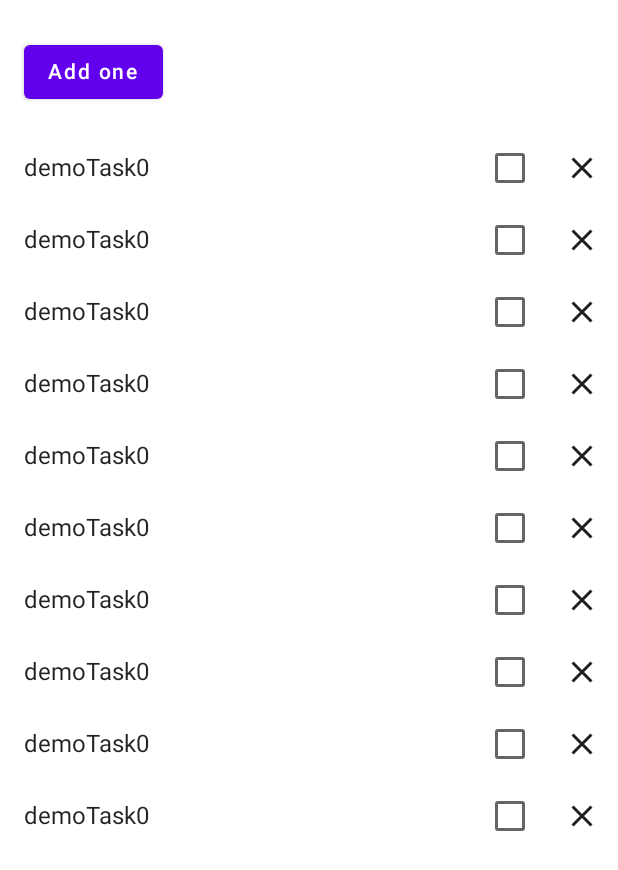
After one commit to Matyi98/MSc-Onlab1, an Android app built with Jetpack Compose: the ShoppingListActivity screen opened directly, with no data from a screen before it, on a phone screen of 412 x 824 dp. The commit adds this screen. Shown: the top 870 px of the screen. Run offline under Robolectric (Android 15) with nearby library versions, the phone set to English and light mode, and no system bars; our stand-ins replace accompanist.

Commit message:
Multiple shopping list possibilities, Code refactoring, Design corrects

```diff
--- a/Android-Studio/FamilyOrganiser/app/src/main/java/hu/matyi/familyorganiser/components/secondOptionButton.kt
+++ b/Android-Studio/FamilyOrganiser/app/src/main/java/hu/matyi/familyorganiser/components/secondOptionButton.kt
@@ -20,6 +20,7 @@ fun secondOptionButton(context: Context, text: String, intent: Intent) {
         onClick = {
             context.startActivity(intent)
             (context as Activity).overridePendingTransition(R.anim.slide_in_up, R.anim.slide_out_up)
+
         },
         modifier = Modifier
             .fillMaxWidth()
--- a/Android-Studio/FamilyOrganiser/app/src/main/java/hu/matyi/familyorganiser/views/createFamilyForm/CreateFamilyHandler.kt
+++ b/Android-Studio/FamilyOrganiser/app/src/main/java/hu/matyi/familyorganiser/views/createFamilyForm/CreateFamilyHandler.kt
@@ -1,4 +1,5 @@
 package hu.matyi.familyorganiser.views.createFamilyForm
 
 class CreateFamilyHandler {
+
 }
--- a/Android-Studio/FamilyOrganiser/app/src/main/java/hu/matyi/familyorganiser/views/familyMenu/FamilyMenuActivity.kt
+++ b/Android-Studio/FamilyOrganiser/app/src/main/java/hu/matyi/familyorganiser/views/familyMenu/FamilyMenuActivity.kt
@@ -83,4 +83,5 @@ private fun Screen() {
             }
         }
     }
+
 }
--- /dev/null
+++ b/Android-Studio/FamilyOrganiser/app/src/main/java/hu/matyi/familyorganiser/views/shoppingList/ShoppingActivity.kt
@@ -0,0 +1,25 @@
+package hu.matyi.familyorganiser.views.shoppingList
+
+import android.os.Bundle
+import androidx.activity.ComponentActivity
+import androidx.activity.compose.setContent
+import androidx.compose.runtime.Composable
+import hu.matyi.familyorganiser.ui.theme.FamilyOrganiserTheme
+import hu.matyi.familyorganiser.views.shoppingList.fragment.ShoppingTab
+
+
+class ShoppingListActivity : ComponentActivity() {
+    override fun onCreate(savedInstanceState: Bundle?) {
+        super.onCreate(savedInstanceState)
+        setContent {
+            FamilyOrganiserTheme {
+                Screen()
+            }
+        }
+    }
+}
+
+@Composable
+private fun Screen() {
+    ShoppingTab()
+}
--- /dev/null
+++ b/Android-Studio/FamilyOrganiser/app/src/main/java/hu/matyi/familyorganiser/views/shoppingList/fragment/ShoppingListActivity.kt
@@ -0,0 +1,129 @@
+package hu.matyi.familyorganiser.views.shoppingList.fragment
+import android.annotation.SuppressLint
+import android.app.Activity
+import android.os.Bundle
+import androidx.activity.ComponentActivity
+import androidx.activity.compose.setContent
+import androidx.compose.foundation.Image
+import androidx.compose.foundation.background
+import androidx.compose.foundation.layout.*
+import androidx.compose.foundation.shape.RoundedCornerShape
+import androidx.compose.material.*
+import androidx.compose.ui.Modifier
+import androidx.compose.ui.graphics.Color
+import androidx.compose.ui.platform.LocalContext
+import androidx.compose.ui.res.stringResource
+import androidx.compose.ui.text.font.FontWeight
+import androidx.compose.ui.unit.dp
+import androidx.compose.ui.unit.sp
+import hu.matyi.familyorganiser.R
+import hu.matyi.familyorganiser.components.welcomText
+import hu.matyi.familyorganiser.ui.theme.FamilyOrganiserTheme
+import android.graphics.Bitmap
+import android.content.Context
+import android.graphics.BitmapFactory
+import android.util.Base64
+import androidx.compose.ui.graphics.asImageBitmap
+import java.io.*
+import java.lang.Exception
+import android.content.Context.MODE_PRIVATE
+import android.content.Intent
+
+import android.content.SharedPreferences
+import androidx.activity.compose.BackHandler
+import androidx.compose.foundation.border
+import androidx.compose.foundation.lazy.LazyColumn
+import androidx.compose.foundation.lazy.items
+import androidx.compose.foundation.shape.CircleShape
+import androidx.compose.material.icons.Icons
+import androidx.compose.material.icons.filled.Close
+import androidx.compose.runtime.*
+import androidx.compose.ui.Alignment
+import androidx.compose.ui.draw.clip
+import androidx.compose.ui.layout.ContentScale
+import androidx.compose.ui.text.style.TextAlign
+import com.google.accompanist.pager.*
+import hu.matyi.familyorganiser.components.settingsButton
+import hu.matyi.familyorganiser.views.profilSettings.ProfilSettings
+
+@Composable
+fun ShoppingTab()
+{
+    Surface(
+        modifier = Modifier.fillMaxSize(),
+        color = MaterialTheme.colors.background
+    ) {
+        ShoppingScreen()
+    }
+}
+
+//https://developer.android.com/codelabs/jetpack-compose-state?hl=ja#5
+@Composable
+fun ShoppingListItem(
+    taskName: String,
+    checked: Boolean,
+    onCheckedChange: (Boolean) -> Unit,
+    onClose: () -> Unit,
+    modifier: Modifier = Modifier
+) {
+    Row(
+        modifier = modifier, verticalAlignment = Alignment.CenterVertically
+    ) {
+        Text(
+            modifier = Modifier
+                .weight(1f)
+                .padding(start = 16.dp),
+            text = taskName
+        )
+        Checkbox(
+            checked = checked,
+            onCheckedChange = onCheckedChange
+        )
+        IconButton(onClick = onClose) {
+            Icon(Icons.Filled.Close, contentDescription = "Close")
+        }
+    }
+}
+
+data class ShoppingItem(val id: Int, val label: String)
+private fun getShoppingItem() = List(10) { i -> ShoppingItem(i, "Food # $i") }
+
+@Composable
+fun ShoppingList(
+    modifier: Modifier = Modifier,
+    list: List<ShoppingItem> = remember { getShoppingItem() }
+) {
+    LazyColumn(
+        modifier = modifier
+    ) {
+        items(list) { task ->
+            ShoppingListItem(taskName = "demoTask0",false,{},{})
+        }
+    }
+}
+
+@Composable
+fun StatelessCounter(count: Int, onIncrement: () -> Unit, modifier: Modifier = Modifier) {
+    Column(modifier = modifier.padding(16.dp)) {
+        if (count > 0) {
+            //Text("You've had $count glasses.")
+        }
+        Button(onClick = onIncrement, Modifier.padding(top = 8.dp), enabled = count < 10) {
+            Text("Add one")
+        }
+    }
+}
+
+@Composable
+fun StatefulCounter() {
+    var count by remember { mutableStateOf(0) }
+    StatelessCounter(count, { count++ })
+}
+
+@Composable
+fun ShoppingScreen(modifier: Modifier = Modifier) {
+    Column(modifier = modifier) {
+        StatefulCounter()
+        ShoppingList()
+    }
+}
```
Also changed, not shown: Android-Studio/FamilyOrganiser/app/src/main/AndroidManifest.xml (+10 -0 lines), Android-Studio/FamilyOrganiser/app/src/main/java/hu/matyi/familyorganiser/views/familyMainView/FamilyMainView.kt (+9 -203 lines), Android-Studio/FamilyOrganiser/app/src/main/java/hu/matyi/familyorganiser/views/familyMainView/fragments/HelloCard.kt (added, +99 -0 lines), Android-Studio/FamilyOrganiser/app/src/main/java/hu/matyi/familyorganiser/views/familyMainView/fragments/MemberListCard.kt (added, +75 -0 lines), Android-Studio/FamilyOrganiser/app/src/main/java/hu/matyi/familyorganiser/views/familyMainView/fragments/ShoppingCollections.kt (added, +77 -0 lines), Android-Studio/FamilyOrganiser/app/src/main/java/hu/matyi/familyorganiser/views/profilSettings/ProfilSettingsHandler.kt (added, +8 -0 lines).
